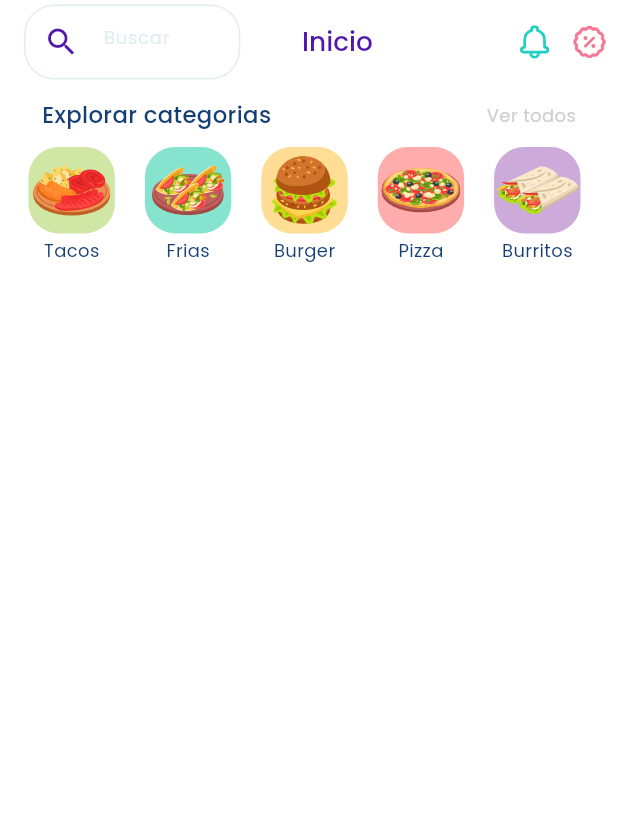
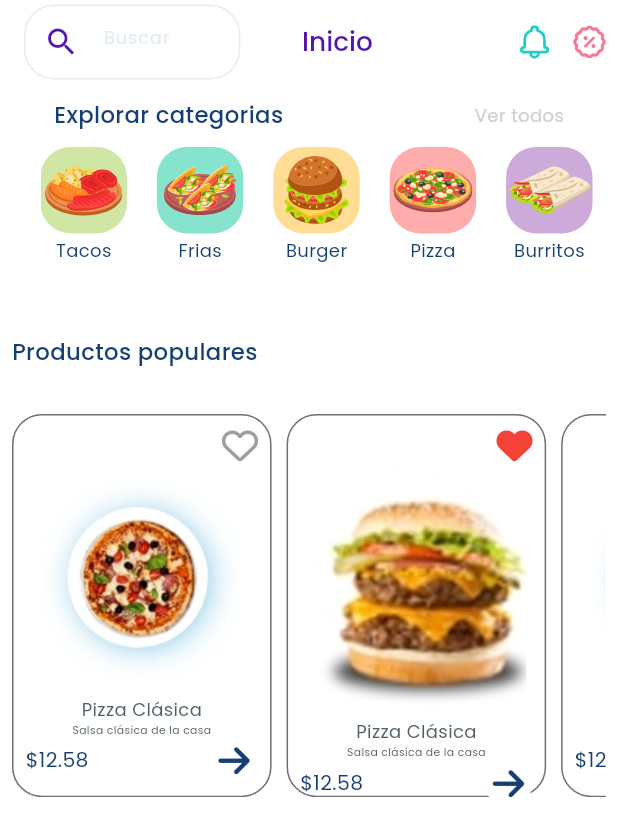
Before and after one commit to Mahmoudshady20/jabal_task, a Flutter app: the screen it shows after launch, on a phone screen of 412 x 824 dp. Shown: the top 836 px of the screen. Run offline on Flutter 3.47's test engine with Material 3 defaults, Android fonts, the phone set to English and light mode, and no system bars; our stand-ins replace flutter_svg, font_awesome_flutter, google_fonts.

Commit message:
1- finish product popular

```diff
--- /dev/null
+++ b/lib/features/home_feature/data/models/product_model.dart
@@ -0,0 +1,15 @@
+class ProductModel {
+  final String name;
+  final double price;
+  final String image;
+  final String description;
+  bool isFavorite;
+
+  ProductModel({
+    required this.name,
+    required this.price,
+    required this.description,
+    required this.image,
+    this.isFavorite = false,
+  });
+}
--- a/lib/features/home_feature/presentation/views/widgets/home_view_body.dart
+++ b/lib/features/home_feature/presentation/views/widgets/home_view_body.dart
@@ -1,6 +1,8 @@
 import 'package:flutter/material.dart';
 import 'package:google_fonts/google_fonts.dart';
+import 'package:jabal_task/features/home_feature/data/models/product_model.dart';
 import 'package:jabal_task/features/home_feature/presentation/views/widgets/category_list_view.dart';
+import 'package:jabal_task/features/home_feature/presentation/views/widgets/populares_product.dart';
 
 import '../../../../../core/utils/app_styles.dart';
 
@@ -9,7 +11,10 @@ class HomeViewBody extends StatelessWidget {
 
   @override
   Widget build(BuildContext context) {
-    return Column(
+    return Padding(
+      padding: const EdgeInsets.symmetric(horizontal: 8),
+      child: Column(
+        crossAxisAlignment: CrossAxisAlignment.start,
         children: [
           Padding(
             padding: const EdgeInsets.symmetric(
@@ -43,8 +48,71 @@ class HomeViewBody extends StatelessWidget {
               ],
             ),
           ),
-        Expanded(child: CategoryListView()),
+          SizedBox(
+              height: AppStyles.getResponsiveFontSize(context, fontSize: 120),
+              child: CategoryListView()),
+          SizedBox(
+            height: 30,
+          ),
+          Text(
+            'Productos populares',
+            style: GoogleFonts.poppins(
+              color: const Color(0xFF153E73),
+              fontSize: AppStyles.getResponsiveFontSize(
+                context,
+                fontSize: 19,
+              ),
+              fontWeight: FontWeight.w500,
+            ),
+          ),
+          SizedBox(
+            height: 30,
+          ),
+          SingleChildScrollView(
+            scrollDirection: Axis.horizontal,
+            child: Row(
+              children: [
+                PopularesProduct(
+                  product: ProductModel(
+                    name: 'Pizza Clásica',
+                    price: 12.58,
+                    description: 'Salsa clásica de la casa',
+                    image: 'assets/images/pizza.jpg',
+                  ),
+                ),
+                PopularesProduct(
+                  product: ProductModel(
+                    name: 'Hamburguesa mix',
+                    price: 12.58,
+                    description: 'Doble carne con queso',
+                    image: 'assets/images/burger.jpg',
+                    isFavorite: true,
+                  ),
+                ),
+                PopularesProduct(
+                  product: ProductModel(
+                    name: 'Pizza Clásica',
+                    price: 12.58,
+                    description: 'Salsa clásica de la casa',
+                    image: 'assets/images/pizza.jpg',
+                  ),
+                ),
+                PopularesProduct(
+                  product: ProductModel(
+                    name: 'Hamburguesa mix',
+                    price: 12.58,
+                    description: 'Doble carne con queso',
+                    image: 'assets/images/burger.jpg',
+                  ),
+                ),
               ],
+            ),
+          ),
+          SizedBox(
+            height: 30,
+          ),
+        ],
+      ),
     );
   }
 }
--- /dev/null
+++ b/lib/features/home_feature/presentation/views/widgets/populares_product.dart
@@ -0,0 +1,107 @@
+import 'package:flutter/material.dart';
+import 'package:font_awesome_flutter/font_awesome_flutter.dart';
+import 'package:google_fonts/google_fonts.dart';
+import 'package:jabal_task/features/home_feature/data/models/product_model.dart';
+
+import '../../../../../core/utils/app_styles.dart';
+
+class PopularesProduct extends StatefulWidget {
+  const PopularesProduct({
+    super.key,
+    required this.product,
+  });
+  final ProductModel product;
+
+  @override
+  State<PopularesProduct> createState() => _PopularesProductState();
+}
+
+class _PopularesProductState extends State<PopularesProduct> {
+  @override
+  Widget build(BuildContext context) {
+    return Container(
+      padding: const EdgeInsets.all(8.0),
+      margin: const EdgeInsets.only(
+        right: 10,
+      ),
+      width: MediaQuery.sizeOf(context).width * .42,
+      height: MediaQuery.sizeOf(context).height * .31,
+      decoration: BoxDecoration(
+        borderRadius: BorderRadius.circular(20),
+        border: Border.all(color: const Color(0xFF707070)),
+        color: Colors.white,
+      ),
+      child: Column(
+        children: [
+          Row(
+            children: [
+              Spacer(),
+              InkWell(
+                onTap: () {
+                  widget.product.isFavorite = !widget.product.isFavorite;
+                  setState(() {});
+                },
+                child: FaIcon(
+                  widget.product.isFavorite
+                      ? FontAwesomeIcons.solidHeart
+                      : FontAwesomeIcons.heart,
+                  color: widget.product.isFavorite ? Colors.red : Colors.grey,
+                ),
+              ),
+            ],
+          ),
+          Image.asset(
+            widget.product.image,
+            fit: BoxFit.scaleDown,
+          ),
+          Text(
+            'Pizza Clásica',
+            style: GoogleFonts.poppins(
+              color: const Color(0xFF515F65),
+              fontSize: AppStyles.getResponsiveFontSize(
+                context,
+                fontSize: 15,
+              ),
+            ),
+          ),
+          Text(
+            'Salsa clásica de la casa',
+            style: GoogleFonts.poppins(
+              color: const Color(0xFF515F65),
+              fontSize: AppStyles.getResponsiveFontSize(
+                context,
+                fontSize: 9,
+              ),
+            ),
+          ),
+          Row(
+            children: [
+              Text(
+                '\$${widget.product.price}',
+                style: GoogleFonts.poppins(
+                  color: const Color(0xFF153E73),
+                  fontSize: AppStyles.getResponsiveFontSize(
+                    context,
+                    fontSize: 17,
+                  ),
+                ),
+              ),
+              Spacer(),
+              CircleAvatar(
+                backgroundColor: Colors.white,
+                radius: AppStyles.getResponsiveFontSize(
+                  context,
+                  fontSize: 20,
+                ),
+                child: FaIcon(
+                  FontAwesomeIcons.arrowRight,
+                  color: Color(0xFF153E73),
+                ),
+              )
+            ],
+          ),
+        ],
+      ),
+    );
+  }
+}
--- a/pubspec.yaml
+++ b/pubspec.yaml
@@ -36,6 +36,7 @@ dependencies:
   cupertino_icons: ^1.0.8
   google_fonts: ^6.2.1
   flutter_svg: ^2.0.17
+  font_awesome_flutter: ^10.8.0
 
 dev_dependencies:
   flutter_test:
```
Also changed, not shown: assets/images/burger.jpg (added), assets/images/burger.svg (added), assets/images/pizza.jpg (added), assets/images/pizza.svg (added), assets/images/pizza2.svg (added), assets/images/recommends1.svg (added), assets/images/recommends2.svg (added), pubspec.lock. Lines whose indentation alone changed are shown as unchanged.
